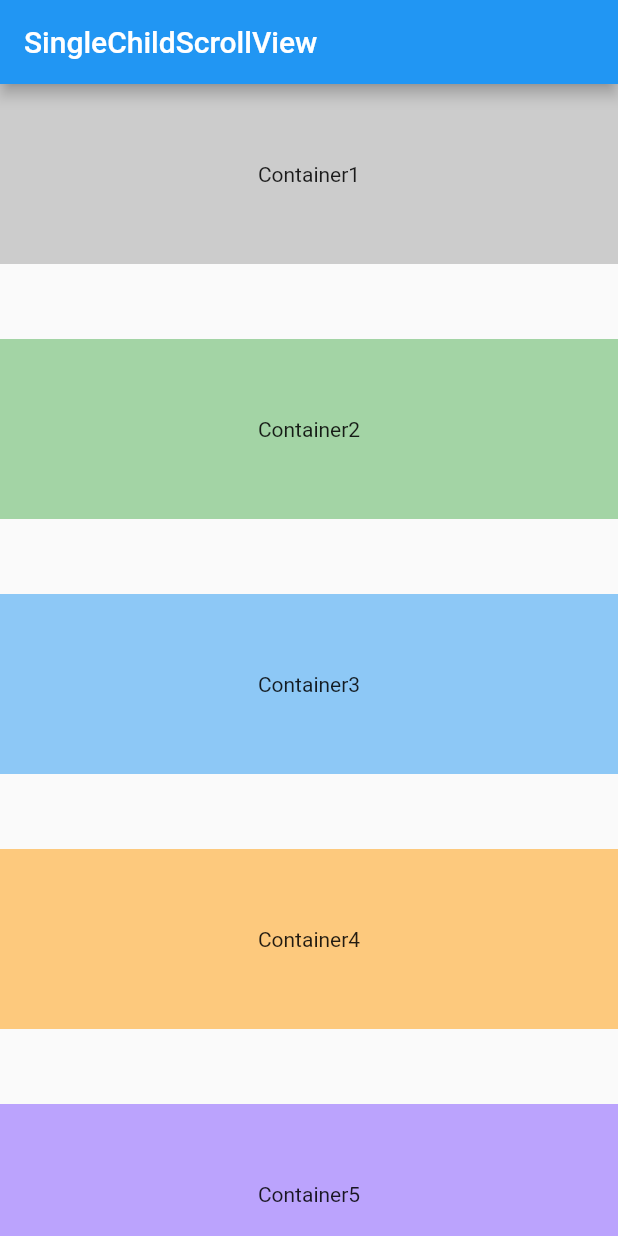
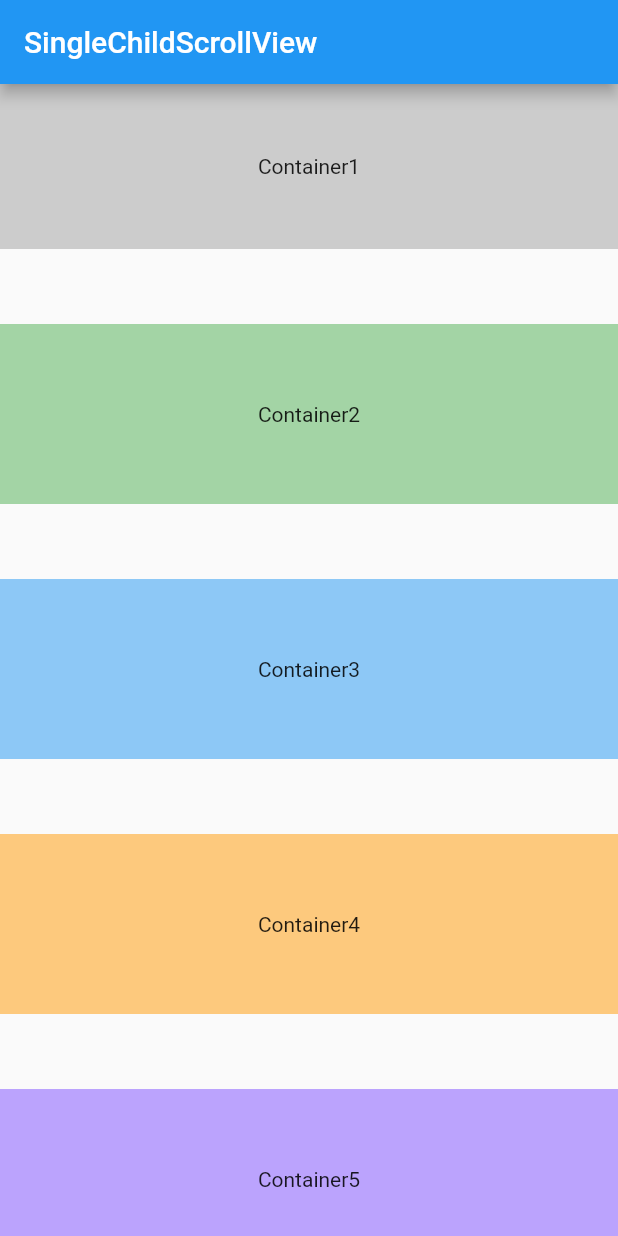
Before and after one commit to daheeamond/singlechildview, a Flutter app: the screen it shows after launch, on a phone screen of 412 x 824 dp. Run offline on Flutter 3.47's test engine with Material 2 defaults, Android fonts, the phone set to English and light mode, and no system bars.

Commit message:
change comtainer height

```diff
--- a/lib/main.dart
+++ b/lib/main.dart
@@ -28,7 +28,7 @@ class MyStatelessWidget extends StatelessWidget {
           Container(
             // A fixed-height child.
             color: Colors.grey.withOpacity(.5),
-            height: 120.0,
+            height: 110.0,
             alignment: Alignment.center,
             child: const Text('Container1'),
           ),
```
